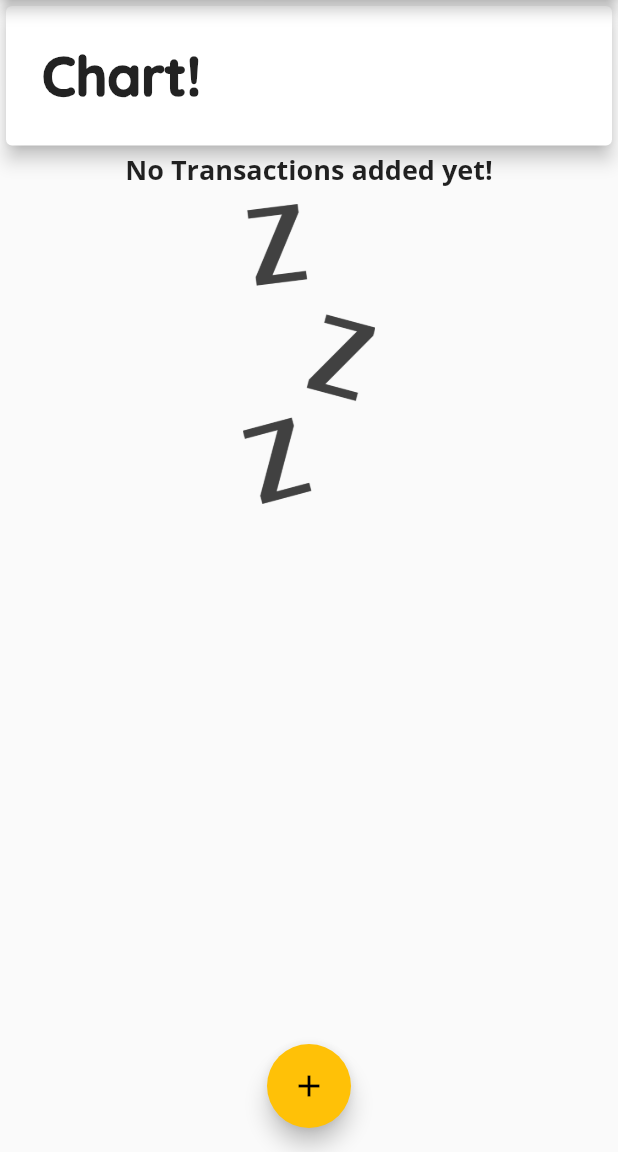
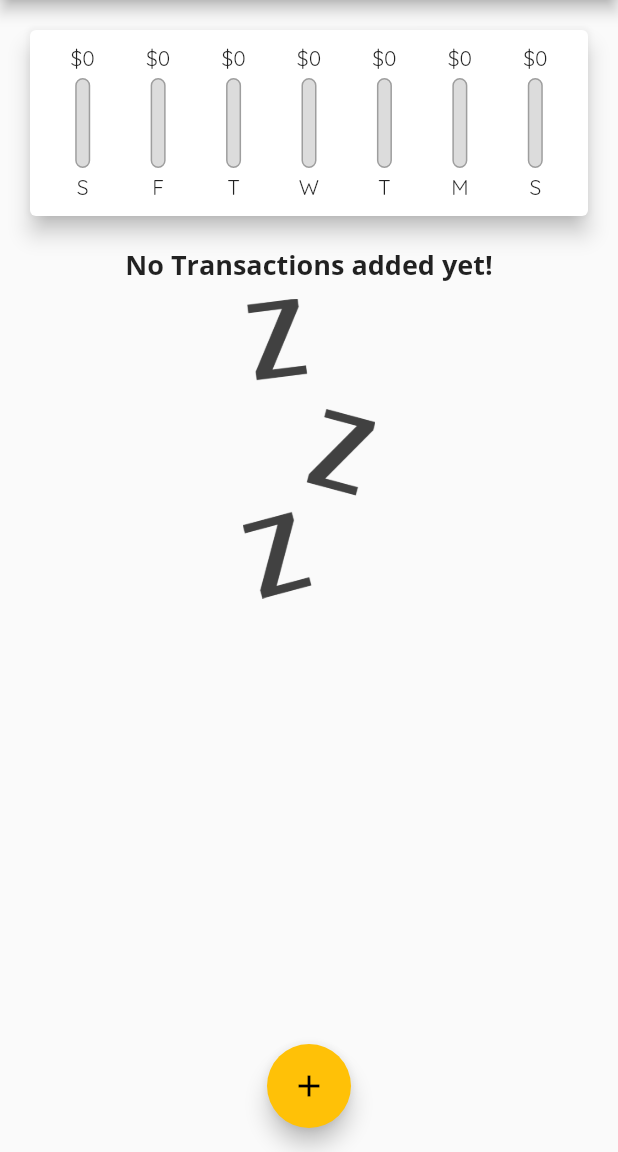
Before and after one commit to hoseinABH/expense-tracker, a Flutter app: the screen it shows after launch, on a phone screen of 412 x 824 dp, the part 84-1236 px from its top. Run offline on Flutter 3.47's test engine with Material 2 defaults, Android fonts, the phone set to English and light mode, and no system bars.

Commit message:
add chart

```diff
--- a/lib/main.dart
+++ b/lib/main.dart
@@ -1,6 +1,7 @@
 // ignore_for_file: prefer_const_literals_to_create_immutables, prefer_const_constructors
 
 import 'package:expense_tracker/model/transaction.dart';
+import 'package:expense_tracker/widgets/chart.dart';
 import 'package:expense_tracker/widgets/new_transaction.dart';
 import 'package:expense_tracker/widgets/transaction_list.dart';
 import 'package:flutter/material.dart';
@@ -46,6 +47,16 @@ class _MyHomePageState extends State<MyHomePage> {
 
   final List<Transaction> _userTransactions = [];
 
+  List<Transaction> get _recentTransactions {
+    return _userTransactions.where((element) {
+      return element.date.isAfter(
+        DateTime.now().subtract(
+          Duration(days: 7),
+        ),
+      );
+    }).toList();
+  }
+
   void _addNewTransaction(String txTitle, double txAmount) {
     final newTx = Transaction(
         id: DateTime.now().toString(),
@@ -88,17 +99,7 @@ class _MyHomePageState extends State<MyHomePage> {
           mainAxisAlignment: MainAxisAlignment.start,
           crossAxisAlignment: CrossAxisAlignment.stretch,
           children: <Widget>[
-            Card(
-              child: Container(
-                width: double.infinity,
-                padding: EdgeInsets.all(24),
-                child: Text(
-                  'Chart!',
-                  style: TextStyle(fontWeight: FontWeight.w900, fontSize: 36),
-                ),
-              ),
-              elevation: 5,
-            ),
+            Chart(_recentTransactions),
             TransactionList(_userTransactions)
           ],
         ),
--- /dev/null
+++ b/lib/widgets/chart.dart
@@ -0,0 +1,59 @@
+import 'package:expense_tracker/model/transaction.dart';
+import 'package:expense_tracker/widgets/chart_bar.dart';
+import 'package:flutter/material.dart';
+import 'package:intl/intl.dart';
+
+class Chart extends StatelessWidget {
+  final List<Transaction> recentTransactions;
+
+  Chart(this.recentTransactions);
+
+  List<Map<String, Object>> get groupedTransactionValues {
+    return List.generate(7, (index) {
+      final weekDay = DateTime.now().subtract(
+        Duration(days: index),
+      );
+      double totalSum = 0.0;
+      for (var i = 0; i < recentTransactions.length; i++) {
+        if (recentTransactions[i].date.day == weekDay.day &&
+            recentTransactions[i].date.month == weekDay.month &&
+            recentTransactions[i].date.year == weekDay.year) {
+          totalSum += recentTransactions[i].amount;
+        }
+      }
+      return {
+        'day': DateFormat.E().format(weekDay).substring(0, 1),
+        'amount': totalSum
+      };
+    });
+  }
+
+  double get totalSpending {
+    return groupedTransactionValues.fold(0.0, (sum, item) {
+      return sum + (item['amount'] as double);
+    });
+  }
+
+  @override
+  Widget build(BuildContext context) {
+    return Card(
+        elevation: 6,
+        margin: EdgeInsets.all(20),
+        child: Container(
+          padding: EdgeInsets.all(10),
+          child: Row(
+            mainAxisAlignment: MainAxisAlignment.spaceAround,
+            children: groupedTransactionValues.map((data) {
+              return Flexible(
+                  fit: FlexFit.tight,
+                  child: ChartBar(
+                      data['day'].toString(),
+                      data['amount'] as double,
+                      totalSpending == 0.0
+                          ? 0.0
+                          : (data['amount'] as double) / totalSpending));
+            }).toList(),
+          ),
+        ));
+  }
+}
--- /dev/null
+++ b/lib/widgets/chart_bar.dart
@@ -0,0 +1,49 @@
+import 'package:flutter/material.dart';
+
+class ChartBar extends StatelessWidget {
+  final String label;
+  final double spendingAmount;
+  final double spendingPercentageOfTotal;
+
+  ChartBar(this.label, this.spendingAmount, this.spendingPercentageOfTotal);
+
+  @override
+  Widget build(BuildContext context) {
+    return Column(
+      children: [
+        FittedBox(
+          child: Text('\$${spendingAmount.toStringAsFixed(0)}'),
+        ),
+        SizedBox(
+          height: 4,
+        ),
+        Container(
+          height: 60,
+          width: 10,
+          child: Stack(
+            children: [
+              Container(
+                decoration: BoxDecoration(
+                    borderRadius: BorderRadius.circular(20),
+                    border: Border.all(color: Colors.grey, width: 1),
+                    color: Color.fromRGBO(220, 220, 220, 1)),
+              ),
+              FractionallySizedBox(
+                heightFactor: spendingPercentageOfTotal,
+                child: Container(
+                  decoration: BoxDecoration(
+                      borderRadius: BorderRadius.circular(20),
+                      color: Theme.of(context).primaryColor),
+                ),
+              )
+            ],
+          ),
+        ),
+        SizedBox(
+          height: 4,
+        ),
+        Text(label)
+      ],
+    );
+  }
+}
```
